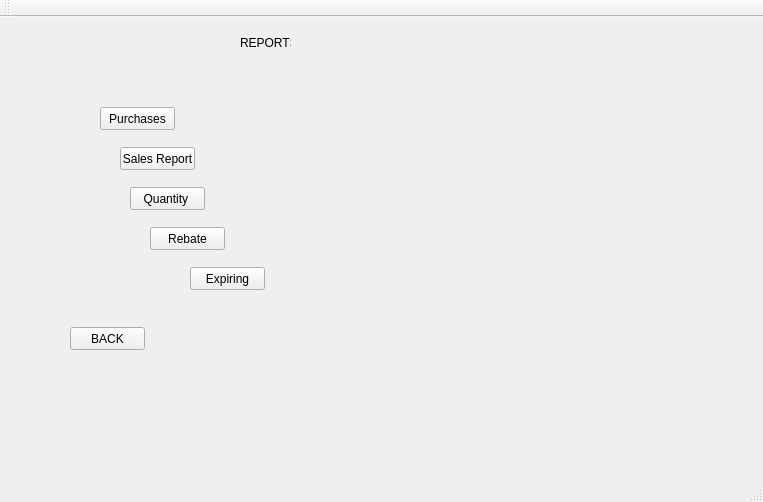
The window that Forms/mainwindow.ui (TheSoullessOne/Group-Project-1) describes before a commit, drawn with Qt 5.
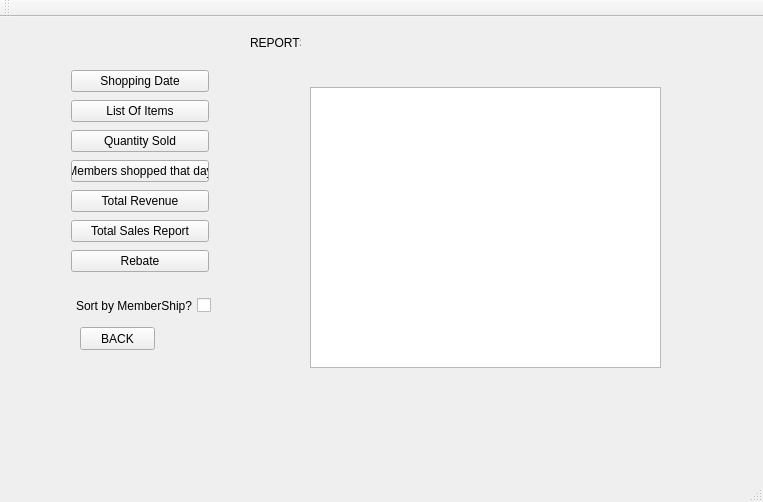
The same window after the commit. The open tabs and pages were chosen to show the change.

The edit to the form file:
```diff
--- a/Forms/mainwindow.ui
+++ b/Forms/mainwindow.ui
@@ -17,7 +17,7 @@
    <widget class="QStackedWidget" name="pages">
     <property name="geometry">
      <rect>
-      <x>0</x>
+      <x>10</x>
       <y>10</y>
       <width>661</width>
       <height>421</height>
@@ -326,71 +326,6 @@
      </widget>
     </widget>
     <widget class="QWidget" name="REPORTS">
-     <widget class="QPushButton" name="purchases_rep">
-      <property name="geometry">
-       <rect>
-        <x>100</x>
-        <y>80</y>
-        <width>75</width>
-        <height>23</height>
-       </rect>
-      </property>
-      <property name="text">
-       <string>Purchases</string>
-      </property>
-     </widget>
-     <widget class="QPushButton" name="sales_rep">
-      <property name="geometry">
-       <rect>
-        <x>120</x>
-        <y>120</y>
-        <width>75</width>
-        <height>23</height>
-       </rect>
-      </property>
-      <property name="text">
-       <string>Sales Report</string>
-      </property>
-     </widget>
-     <widget class="QPushButton" name="quantity_rep">
-      <property name="geometry">
-       <rect>
-        <x>130</x>
-        <y>160</y>
-        <width>75</width>
-        <height>23</height>
-       </rect>
-      </property>
-      <property name="text">
-       <string>Quantity </string>
-      </property>
-     </widget>
-     <widget class="QPushButton" name="rebate_rep">
-      <property name="geometry">
-       <rect>
-        <x>150</x>
-        <y>200</y>
-        <width>75</width>
-        <height>23</height>
-       </rect>
-      </property>
-      <property name="text">
-       <string>Rebate</string>
-      </property>
-     </widget>
-     <widget class="QPushButton" name="expiring_rep">
-      <property name="geometry">
-       <rect>
-        <x>190</x>
-        <y>240</y>
-        <width>75</width>
-        <height>23</height>
-       </rect>
-      </property>
-      <property name="text">
-       <string>Expiring</string>
-      </property>
-     </widget>
      <widget class="QPushButton" name="backButton_reports">
       <property name="geometry">
        <rect>
@@ -417,6 +352,93 @@
        <string>REPORTS</string>
       </property>
      </widget>
+     <widget class="QTextBrowser" name="textBrowser">
+      <property name="geometry">
+       <rect>
+        <x>300</x>
+        <y>60</y>
+        <width>351</width>
+        <height>281</height>
+       </rect>
+      </property>
+     </widget>
+     <widget class="QWidget" name="verticalLayoutWidget_4">
+      <property name="geometry">
+       <rect>
+        <x>50</x>
+        <y>30</y>
+        <width>160</width>
+        <height>228</height>
+       </rect>
+      </property>
+      <layout class="QVBoxLayout" name="verticalLayout_4">
+       <item>
+        <widget class="QPushButton" name="pushButton">
+         <property name="text">
+          <string>Shopping Date</string>
+         </property>
+        </widget>
+       </item>
+       <item>
+        <widget class="QPushButton" name="purchases_rep">
+         <property name="text">
+          <string>List Of Items</string>
+         </property>
+        </widget>
+       </item>
+       <item>
+        <widget class="QPushButton" name="quantity_rep">
+         <property name="text">
+          <string>Quantity Sold</string>
+         </property>
+        </widget>
+       </item>
+       <item>
+        <widget class="QPushButton" name="pushButton_2">
+         <property name="text">
+          <string>Members shopped that day</string>
+         </property>
+        </widget>
+       </item>
+       <item>
+        <widget class="QPushButton" name="pushButton_3">
+         <property name="text">
+          <string>Total Revenue</string>
+         </property>
+        </widget>
+       </item>
+       <item>
+        <widget class="QPushButton" name="sales_rep">
+         <property name="text">
+          <string>Total Sales Report</string>
+         </property>
+        </widget>
+       </item>
+       <item>
+        <widget class="QPushButton" name="rebate_rep">
+         <property name="text">
+          <string>Rebate</string>
+         </property>
+        </widget>
+       </item>
+      </layout>
+     </widget>
+     <widget class="QCheckBox" name="checkBox_2">
+      <property name="geometry">
+       <rect>
+        <x>50</x>
+        <y>270</y>
+        <width>151</width>
+        <height>17</height>
+       </rect>
+      </property>
+      <property name="layoutDirection">
+       <enum>Qt::RightToLeft</enum>
+      </property>
+      <property name="text">
+       <string>Sort by MemberShip?</string>
+      </property>
+     </widget>
     </widget>
     <widget class="QWidget" name="READ_FILE">
      <widget class="QPushButton" name="readInButton">
```
Left out of the diff: 57 changed lines with no effect on the pictures.
